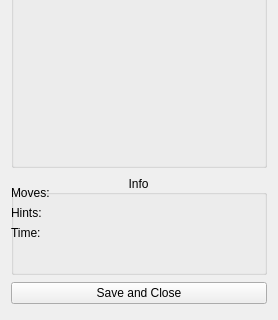
Qt form gameLogic/GameWindow.ui (GaleaStefan/NTilesPuzzle) before a commit; both pictures show x 0 to 278 and y 155 to 475 of the 278 by 475 pixel window.
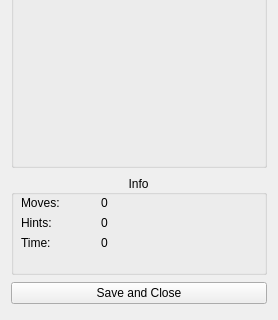
The same form after that commit. Icons and pictures are not drawn.

Diff of the .ui file:
```diff
--- a/gameLogic/GameWindow.ui
+++ b/gameLogic/GameWindow.ui
@@ -221,8 +221,8 @@
      <widget class="QLabel" name="movesLabel">
       <property name="geometry">
        <rect>
-        <x>0</x>
-        <y>10</y>
+        <x>10</x>
+        <y>20</y>
         <width>81</width>
         <height>16</height>
        </rect>
@@ -234,8 +234,8 @@
      <widget class="QLabel" name="hintsLabel">
       <property name="geometry">
        <rect>
-        <x>0</x>
-        <y>30</y>
+        <x>10</x>
+        <y>40</y>
         <width>81</width>
         <height>16</height>
        </rect>
@@ -247,8 +247,8 @@
      <widget class="QLabel" name="timeLabel">
       <property name="geometry">
        <rect>
-        <x>0</x>
-        <y>50</y>
+        <x>10</x>
+        <y>60</y>
         <width>81</width>
         <height>16</height>
        </rect>
@@ -257,6 +257,45 @@
        <string>Time:</string>
       </property>
      </widget>
+     <widget class="QLabel" name="timeCount">
+      <property name="geometry">
+       <rect>
+        <x>90</x>
+        <y>60</y>
+        <width>81</width>
+        <height>16</height>
+       </rect>
+      </property>
+      <property name="text">
+       <string>0</string>
+      </property>
+     </widget>
+     <widget class="QLabel" name="movesCount">
+      <property name="geometry">
+       <rect>
+        <x>90</x>
+        <y>20</y>
+        <width>81</width>
+        <height>16</height>
+       </rect>
+      </property>
+      <property name="text">
+       <string>0</string>
+      </property>
+     </widget>
+     <widget class="QLabel" name="hintsCount">
+      <property name="geometry">
+       <rect>
+        <x>90</x>
+        <y>40</y>
+        <width>81</width>
+        <height>16</height>
+       </rect>
+      </property>
+      <property name="text">
+       <string>0</string>
+      </property>
+     </widget>
     </widget>
    </item>
    <item>
```
